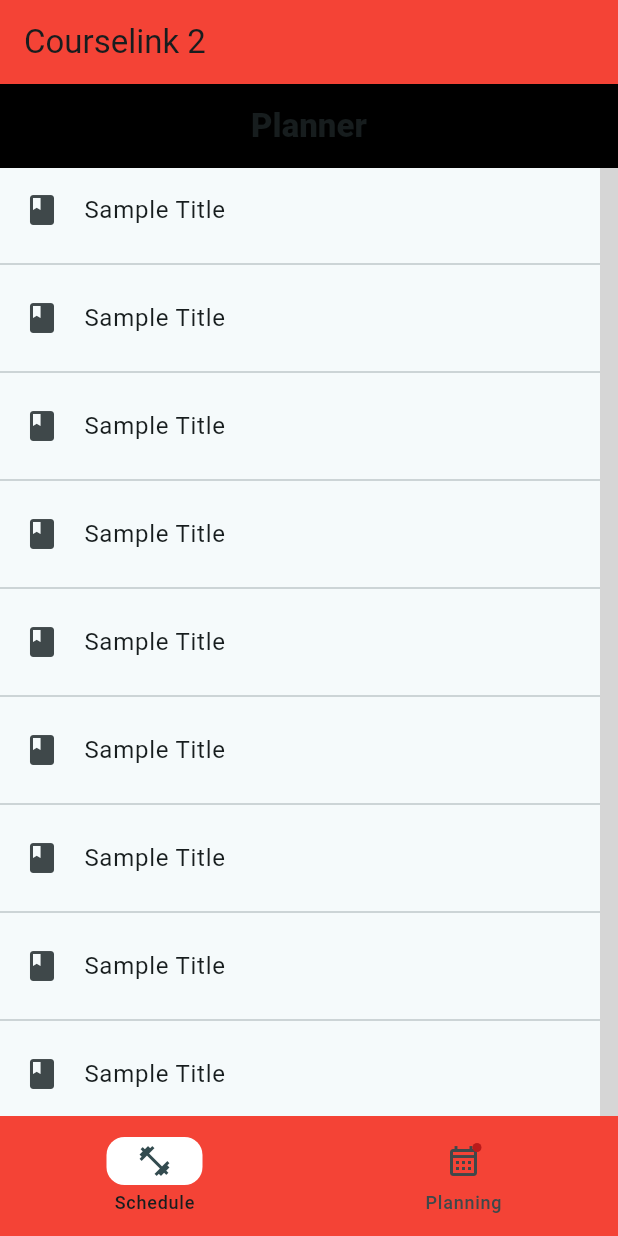
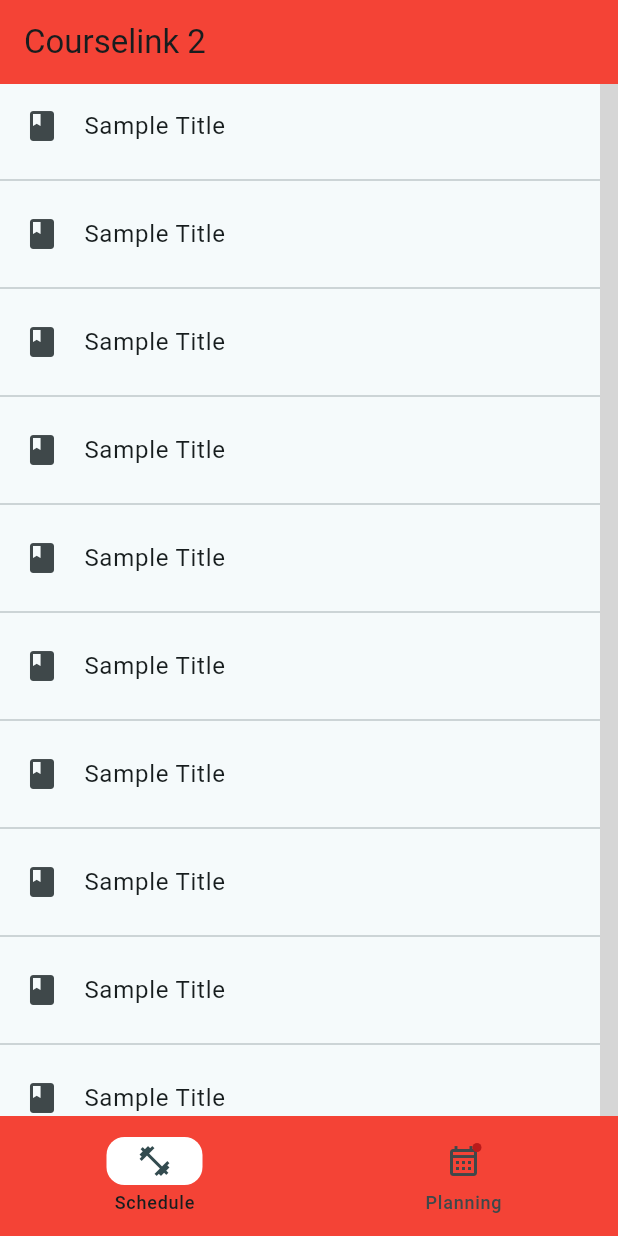
Before and after one commit to coleWesterveld/Guelph-engineering-competition-2024, a Flutter app: the screen it shows after launch, on a phone screen of 412 x 824 dp. Run offline on Flutter 3.47's test engine with Material 3 defaults, Android fonts, the phone set to English and light mode, and no system bars; drawn by our look-alikes of syncfusion_flutter_calendar; our stand-ins replace table_calendar; grey boxes are pictures that could not be loaded.

Commit message:
a bunch of chrome things... i think

```diff
--- a/lib/main.dart
+++ b/lib/main.dart
@@ -69,6 +69,7 @@
           ),
       ],
       child: MaterialApp(
+        title: "GEC Course Picker",
         debugShowCheckedModeBanner: false,
         theme: ThemeData(
           snackBarTheme: SnackBarThemeData(
--- a/lib/schedule_page.dart
+++ b/lib/schedule_page.dart
@@ -76,16 +76,7 @@
 
 
     return Scaffold(
-      appBar: AppBar(
-        backgroundColor: Profile.palette[1],
-        centerTitle: true,
-        title: const Text(
-          "Planner",
-          style: TextStyle(
-            fontWeight: FontWeight.w900,
-          ),
-          ),
-      ),
+
 
 
 
```
